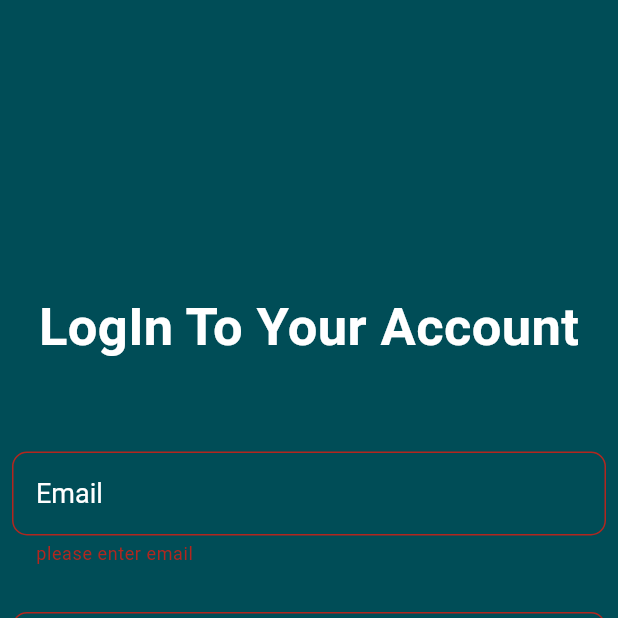
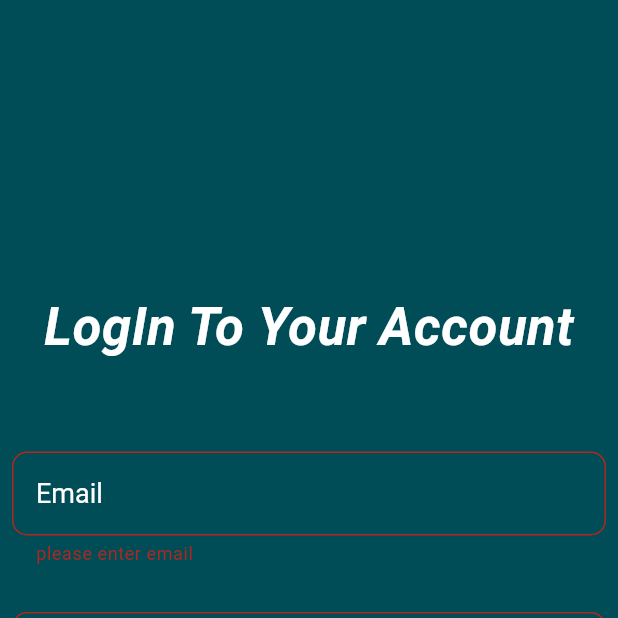
Before and after one commit to razakrazu/Firebase_Todo_App, a Flutter app: the screen it shows after launch, after a tap on "LogIn", on a phone screen of 412 x 824 dp, the top half of it. Run offline on Flutter 3.47's test engine with Material 3 defaults, Android fonts, the phone set to English and light mode, and no system bars; our stand-ins replace cloud_firestore, firebase_auth, firebase_core, get, shared_preferences; accounts and stored records are empty.

Commit message:
splsh screen

```diff
--- a/lib/main.dart
+++ b/lib/main.dart
@@ -11,7 +11,7 @@ void main() async {
   WidgetsFlutterBinding.ensureInitialized();
   await Firebase.initializeApp(
     options: DefaultFirebaseOptions.currentPlatform,
-);
+  );
   runApp(const MyApp());
 }
 
@@ -21,22 +21,20 @@ class MyApp extends StatelessWidget {
   // This widget is the root of your application.
   @override
   Widget build(BuildContext context) {
-
     return MaterialApp(
       debugShowCheckedModeBanner: false,
       title: 'Flutter Demo',
       initialRoute: '/splash',
       routes: {
-        '/':(context) => LoginScreen(),
-        '/register':(context) => SignupScreen(),
-        '/home':(context) => HomeScreen(),
-        '/addtask':(context) => AddDetails(),
-        '/splash':(context) => SplashScreen(),
+        '/': (context) => const LoginScreen(),
+        '/register': (context) =>const SignupScreen(),
+        '/home': (context) =>const HomeScreen(),
+        '/addtask': (context) => AddDetails(),
+        '/splash': (context) => const SplashScreen(),
       },
       theme: ThemeData(
-textTheme: TextTheme(
-  displayMedium: TextStyle(color: Colors.white,fontSize:18 )
-),
+        textTheme:const TextTheme(
+            displayMedium: TextStyle(color: Colors.white, fontSize: 18)),
         // colorScheme: ColorScheme.fromSeed(seedColor:  Colors.white),
         // useMaterial3: true,
       ),
--- a/lib/view/login_screen.dart
+++ b/lib/view/login_screen.dart
@@ -1,4 +1,3 @@
-
 import 'package:firebase_auth/firebase_auth.dart';
 import 'package:firebase_todo_app/controller/authsarvice.dart';
 import 'package:firebase_todo_app/model/sign_model.dart';
@@ -17,45 +16,41 @@ class _LoginScreenState extends State<LoginScreen> {
   final TextEditingController passwordController = TextEditingController();
 
   final loginkey = GlobalKey<FormState>();
-SignupModel signupModel =  SignupModel();
+  SignupModel signupModel = SignupModel();
   AuthSarvices authSarvices = AuthSarvices();
   bool isLoading = false;
 
-
- void login()async{
+  void login() async {
     setState(() {
-    isLoading =true;
+      isLoading = true;
     });
-  try  {
-    signupModel = SignupModel(email:  emailController.text.trim(),password: passwordController.text.trim());
+    try {
+      signupModel = SignupModel(
+          email: emailController.text.trim(),
+          password: passwordController.text.trim());
 
       final data = await authSarvices.loginUser(signupModel);
 
-if( data != null){
-   Navigator.pushNamedAndRemoveUntil(
-                              context, '/home', (route) => false);
+      if (data != null) {
+        Navigator.pushNamedAndRemoveUntil(context, '/home', (route) => false);
       }
-     return   null;
-  }on FirebaseAuthException catch(e){
+      return null;
+    } on FirebaseAuthException catch (e) {
       setState(() {
-
         isLoading = false;
       });
       List err = e.toString().split(']');
-                          ScaffoldMessenger.of(context).showSnackBar(
-                    SnackBar(content: Text(err[1])));
-
-
+      ScaffoldMessenger.of(context)
+          .showSnackBar(SnackBar(content: Text(err[1])));
     }
-                             return   null;
+    return null;
   }
-
 
   @override
   Widget build(BuildContext context) {
     final themedata = Theme.of(context);
     return Scaffold(
-      backgroundColor:const Color.fromARGB(255, 0, 77, 87),
+      backgroundColor: const Color.fromARGB(255, 0, 77, 87),
       body: SafeArea(
           child: Stack(
         children: [
@@ -65,18 +60,21 @@ if( data != null){
               crossAxisAlignment: CrossAxisAlignment.center,
               mainAxisAlignment: MainAxisAlignment.center,
               children: [
-        const        Text(
+                const Text(
                   'LogIn To Your Account',
                   style: TextStyle(
-                      fontSize: 35, fontWeight: FontWeight.bold, color: Colors.white),
+                      fontSize: 35,
+                      fontWeight: FontWeight.bold,
+                      fontStyle: FontStyle.italic,
+                      color: Colors.white),
                 ),
-       const         SizedBox(
+                const SizedBox(
                   height: 50,
                 ),
                 Padding(
                   padding: const EdgeInsets.all(8.0),
                   child: TextFormField(
-                    style:const TextStyle(color: Colors.white),
+                    style: const TextStyle(color: Colors.white),
                     controller: emailController,
                     validator: (value) {
                       if (value!.isEmpty) {
@@ -85,22 +83,23 @@ if( data != null){
                     },
                     decoration: InputDecoration(
                       enabledBorder: OutlineInputBorder(
-                          borderSide:const BorderSide(color: Colors.white),
+                          borderSide: const BorderSide(color: Colors.white),
                           borderRadius: BorderRadius.circular(7)),
                       border: OutlineInputBorder(
                         borderRadius: BorderRadius.circular(10),
                       ),
-                      label: Text('Email', style: themedata.textTheme.displayMedium),
+                      label: Text('Email',
+                          style: themedata.textTheme.displayMedium,),
                     ),
                   ),
                 ),
-          const      SizedBox(
+                const SizedBox(
                   height: 15,
                 ),
                 Padding(
                   padding: const EdgeInsets.all(8.0),
                   child: TextFormField(
-                    style:const TextStyle(color: Colors.white),
+                    style: const TextStyle(color: Colors.white),
                     controller: passwordController,
                     validator: (value) {
                       if (value!.isEmpty) {
@@ -114,12 +113,12 @@ if( data != null){
                       border: OutlineInputBorder(
                         borderRadius: BorderRadius.circular(10),
                       ),
-                      label:
-                          Text('Password', style: themedata.textTheme.displayMedium),
+                      label: Text('Password',
+                          style: themedata.textTheme.displayMedium),
                     ),
                   ),
                 ),
-         const       SizedBox(
+                const SizedBox(
                   height: 20,
                 ),
                 ElevatedButton(
@@ -130,12 +129,12 @@ if( data != null){
 
                       //   Navigator.pushNamedAndRemoveUntil(context,'/home', (route) => false);
                       //  }
-                      if(loginkey.currentState!.validate()){
+                      if (loginkey.currentState!.validate()) {
                         login();
                       }
                     },
-                    child:const Text('LogIn')),
-         const       SizedBox(
+                    child: const Text('LogIn')),
+                const SizedBox(
                   height: 50,
                 ),
                 Row(
@@ -151,9 +150,9 @@ if( data != null){
                                 builder: (context) => new SignupScreen()),
                           );
                         },
-                        child:const Text('Create Account',
-                            style:
-                                TextStyle(color: Color.fromARGB(255, 139, 242, 255))))
+                        child: const Text('Create Account',
+                            style: TextStyle(
+                                color: Color.fromARGB(255, 139, 242, 255))))
                   ],
                 ),
               ],
@@ -161,8 +160,9 @@ if( data != null){
           ),
           Visibility(
               visible: isLoading,
-            child:Center(child: CircularProgressIndicator(),) ),
-
+              child:const Center(
+                child: CircularProgressIndicator(),
+              )),
         ],
       )),
     );
--- a/lib/view/splash_screen.dart
+++ b/lib/view/splash_screen.dart
@@ -10,46 +10,49 @@ class SplashScreen extends StatefulWidget {
 }
 
 class _SplashScreenState extends State<SplashScreen> {
-
-
   String? name;
   String? email;
   String? uid;
   String? token;
 
-getData() async{
+  getData() async {
     SharedPreferences pref = await SharedPreferences.getInstance();
-  token = await pref.getString('token');
-  email = await pref.getString('email');
-  name = await pref.getString('name');
-  uid = await pref.getString('uid');
+    token =  pref.getString('token');
+    email =  pref.getString('email');
+    name =  pref.getString('name');
+    uid =  pref.getString('uid');
 
-setState(() {
+    setState(() {});
+  }
 
-});
-
-}
   @override
-  void initState(){
+  void initState() {
     getData();
-  var d = Duration(seconds: 3);
-  Future.delayed(d,(){
+    var d = const Duration(seconds: 3);
+    Future.delayed(d, () {
       checkLoginState();
     });
     super.initState();
   }
 
-Future<void> checkLoginState()async{
-  if(token== null){
+  Future<void> checkLoginState() async {
+    if (token == null) {
       Navigator.pushNamed(context, '/');
-
-
-  }else{
+    } else {
       Navigator.pushNamed(context, '/home');
     }
   }
+
   @override
   Widget build(BuildContext context) {
-    return Scaffold(body: SafeArea(child: Text('hewllo')),);
+    return const Scaffold(
+      backgroundColor:  Color.fromARGB(255, 0, 77, 87) ,
+      body: SafeArea(child: Center(
+        child:  Text(
+            'TODO APP',
+            style: TextStyle(fontWeight: FontWeight.w900,fontSize: 48,color: Colors.white,    fontStyle: FontStyle.italic,),
+          ),
+      ),),
+    );
   }
 }
```
Also changed, not shown: lib/controller/authsarvice.dart (+14 -22 lines), lib/controller/controllor_adddata.dart (+12 -19 lines), lib/model/todo_model.dart (+16 -12 lines), lib/view/addlist.dart (+24 -19 lines), lib/view/home_screen.dart (+10 -12 lines). Lines whose indentation alone changed are shown as unchanged.
